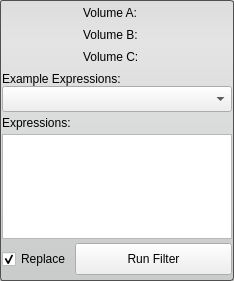
The window that Interface/ToolInterface/ArithmeticFilterInterface.ui (jessdtate/Seg3D) describes before a commit, drawn with Qt 5.
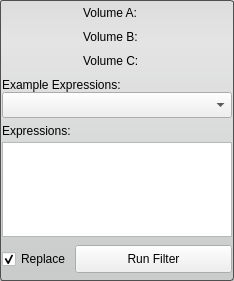
The same window after the commit.

Commit message: updates for adding filter actions, some filter actions

```diff
--- a/Interface/ToolInterface/ArithmeticFilterInterface.ui
+++ b/Interface/ToolInterface/ArithmeticFilterInterface.ui
@@ -40,7 +40,7 @@
   </property>
   <layout class="QVBoxLayout" name="verticalLayout_2">
    <property name="spacing">
-    <number>0</number>
+    <number>2</number>
    </property>
    <property name="margin">
     <number>2</number>
@@ -289,13 +289,13 @@
         <property name="minimumSize">
          <size>
           <width>0</width>
-          <height>32</height>
+          <height>28</height>
          </size>
         </property>
         <property name="maximumSize">
          <size>
           <width>16777215</width>
-          <height>32</height>
+          <height>28</height>
          </size>
         </property>
         <property name="text">
```
Left out of the diff: 2 changed lines with no effect on the pictures. The commit also changes 57 other files.
